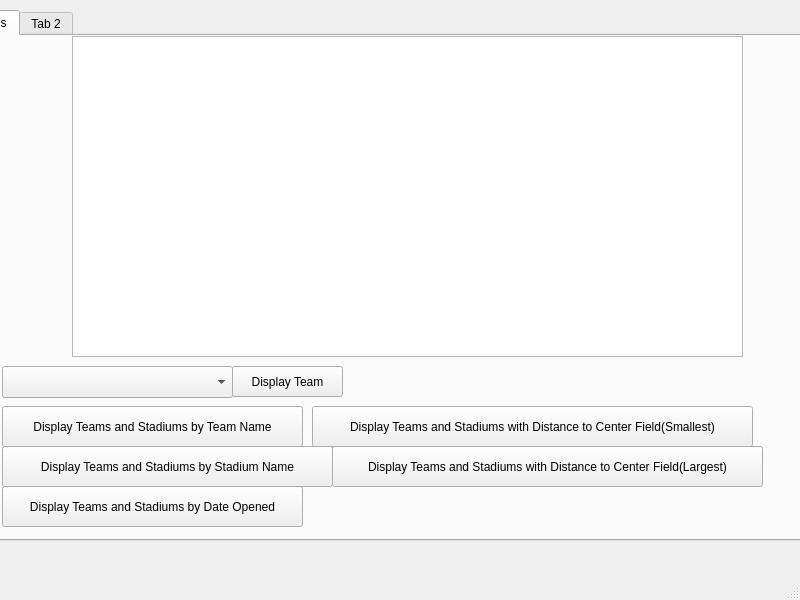
Qt form Baseball/DataBase.ui (Ykhan799/CS-1D-Project-2-Baseball) before a commit.
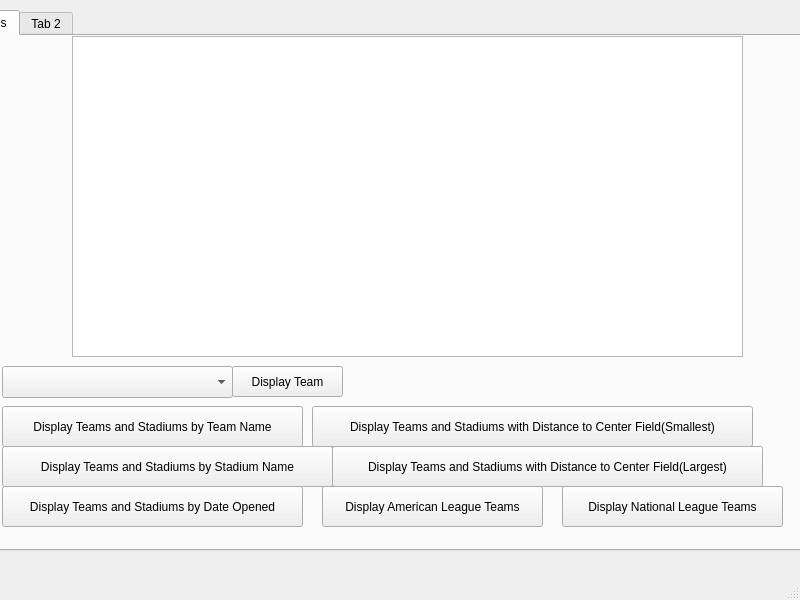
The same form after that commit.

Commit message: Displayed the American and National Teams

Diff of the .ui file:
```diff
--- a/Baseball/DataBase.ui
+++ b/Baseball/DataBase.ui
@@ -20,7 +20,7 @@
       <x>-70</x>
       <y>10</y>
       <width>871</width>
-      <height>531</height>
+      <height>541</height>
      </rect>
     </property>
     <widget class="QWidget" name="tab">
@@ -125,6 +125,32 @@
        <string>Display Teams and Stadiums with Distance to Center Field(Largest)</string>
       </property>
      </widget>
+     <widget class="QPushButton" name="AmericanLeagueTeams">
+      <property name="geometry">
+       <rect>
+        <x>390</x>
+        <y>450</y>
+        <width>221</width>
+        <height>41</height>
+       </rect>
+      </property>
+      <property name="text">
+       <string>Display American League Teams</string>
+      </property>
+     </widget>
+     <widget class="QPushButton" name="NationalLeagueTeams">
+      <property name="geometry">
+       <rect>
+        <x>630</x>
+        <y>450</y>
+        <width>221</width>
+        <height>41</height>
+       </rect>
+      </property>
+      <property name="text">
+       <string>Display National League Teams</string>
+      </property>
+     </widget>
     </widget>
     <widget class="QWidget" name="tab_2">
      <attribute name="title">
```
The commit also changes 4 other files.
